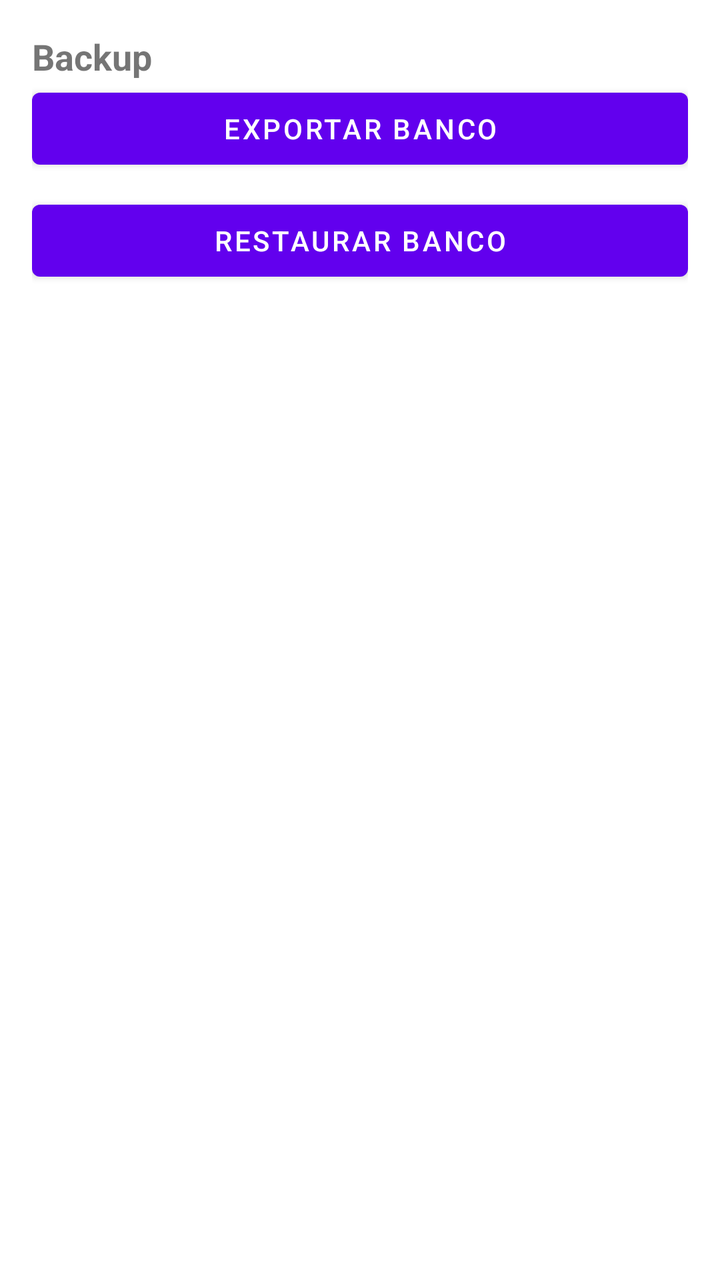
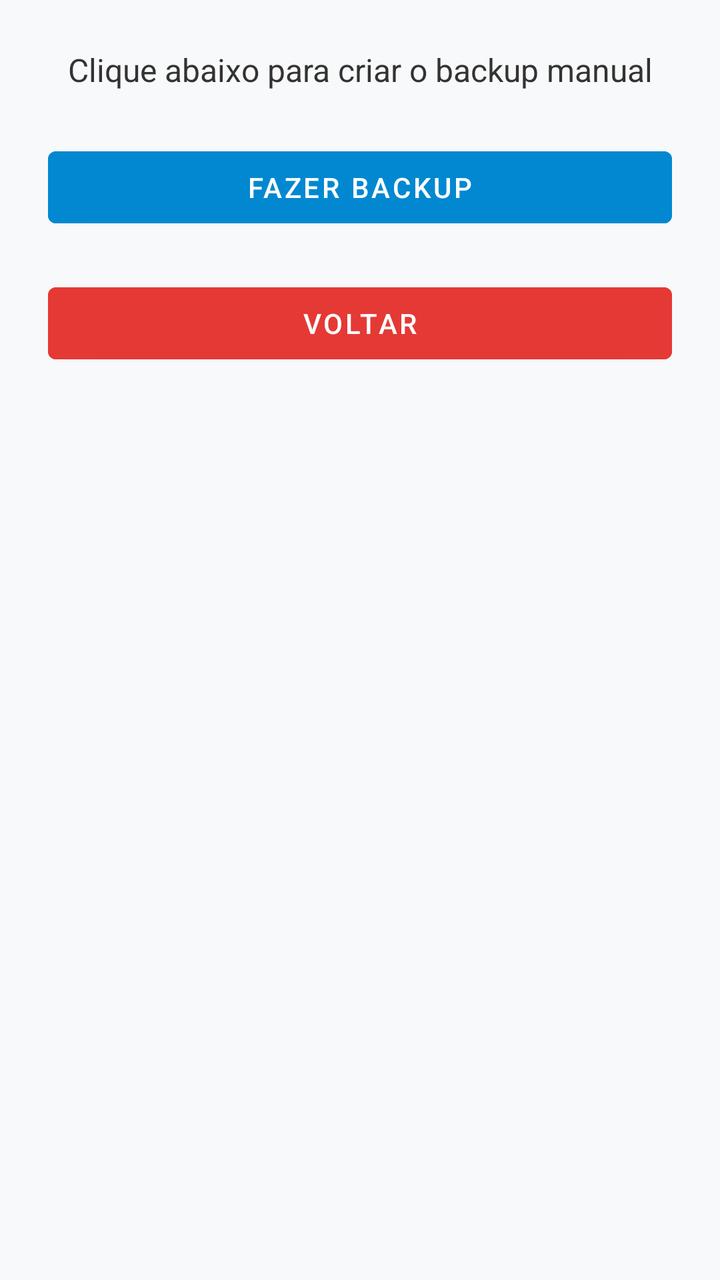

Before-and-after screenshots of an Android layout around one commit, followed by the original layout XML and the change that was made.
<!-- AndroidManifest.xml: application theme Theme.COISABOA -->
<!-- res/layout/activity_backup.xml -->
<?xml version="1.0" encoding="utf-8"?>
<LinearLayout xmlns:android="http://schemas.android.com/apk/res/android"
    android:layout_width="match_parent" android:layout_height="match_parent"
    android:orientation="vertical" android:padding="16dp">
    <TextView android:layout_width="wrap_content" android:layout_height="wrap_content" android:text="Backup" android:textStyle="bold" android:textSize="18sp"/>
    <Button android:id="@+id/btnExport" android:layout_width="match_parent" android:layout_height="wrap_content" android:text="Exportar Banco"/>
    <Button android:id="@+id/btnImport" android:layout_width="match_parent" android:layout_height="wrap_content" android:text="Restaurar Banco" android:layout_marginTop="8dp"/>
</LinearLayout>
<!-- resources referenced by this layout -->
<resources>
  <style name="Theme.COISABOA" parent="Theme.MaterialComponents.DayNight.NoActionBar">
          <item name="colorPrimary">@color/purple_500</item>
          <item name="colorPrimaryVariant">@color/purple_700</item>
          <item name="colorSecondary">@color/teal_200</item>
          <item name="android:statusBarColor" tools:targetApi="l">?attr/colorPrimaryVariant</item>
      </style>
  <color name="purple_500">#6200EE</color>
  <color name="purple_700">#3700B3</color>
  <color name="teal_200">#03DAC5</color>
</resources>

<!-- the commit's change to res/layout/activity_backup.xml (unified diff, before → after) -->
@@ -1,8 +1,37 @@
 <?xml version="1.0" encoding="utf-8"?>
 <LinearLayout xmlns:android="http://schemas.android.com/apk/res/android"
-    android:layout_width="match_parent" android:layout_height="match_parent"
-    android:orientation="vertical" android:padding="16dp">
-    <TextView android:layout_width="wrap_content" android:layout_height="wrap_content" android:text="Backup" android:textStyle="bold" android:textSize="18sp"/>
-    <Button android:id="@+id/btnExport" android:layout_width="match_parent" android:layout_height="wrap_content" android:text="Exportar Banco"/>
-    <Button android:id="@+id/btnImport" android:layout_width="match_parent" android:layout_height="wrap_content" android:text="Restaurar Banco" android:layout_marginTop="8dp"/>
+    android:layout_width="match_parent"
+    android:layout_height="match_parent"
+    android:orientation="vertical"
+    android:padding="24dp"
+    android:gravity="center_horizontal"
+    android:background="#F8F9FA">
+
+    <TextView
+        android:id="@+id/tvStatus"
+        android:layout_width="match_parent"
+        android:layout_height="wrap_content"
+        android:text="Clique abaixo para criar o backup manual"
+        android:textSize="16sp"
+        android:textColor="#333333"
+        android:gravity="center"
+        android:paddingBottom="24dp" />
+
+    <Button
+        android:id="@+id/btnBackup"
+        android:layout_width="match_parent"
+        android:layout_height="wrap_content"
+        android:text="Fazer Backup"
+        android:backgroundTint="#0288D1"
+        android:textColor="#FFFFFF"
+        android:layout_marginBottom="20dp" />
+
+    <Button
+        android:id="@+id/btnVoltar"
+        android:layout_width="match_parent"
+        android:layout_height="wrap_content"
+        android:text="Voltar"
+        android:backgroundTint="#E53935"
+        android:textColor="#FFFFFF" />
+
 </LinearLayout>
